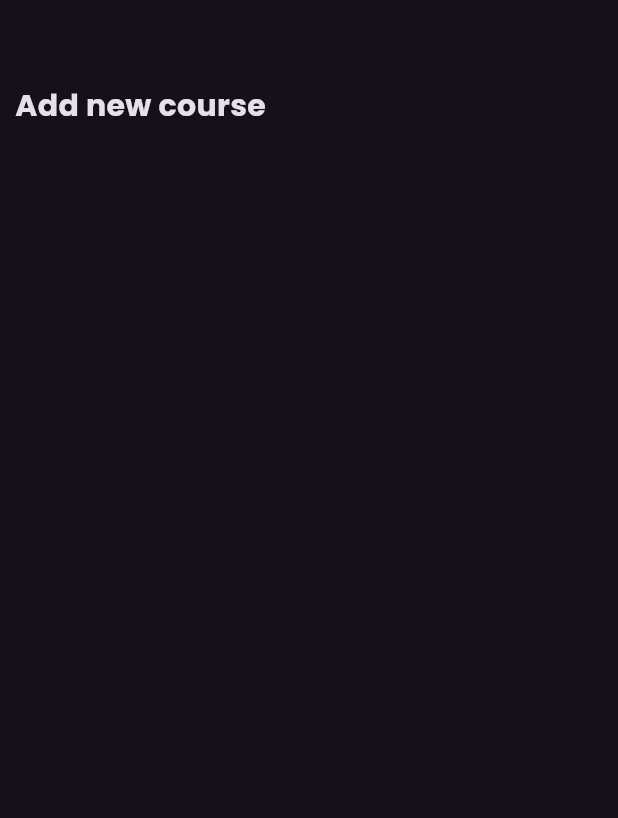
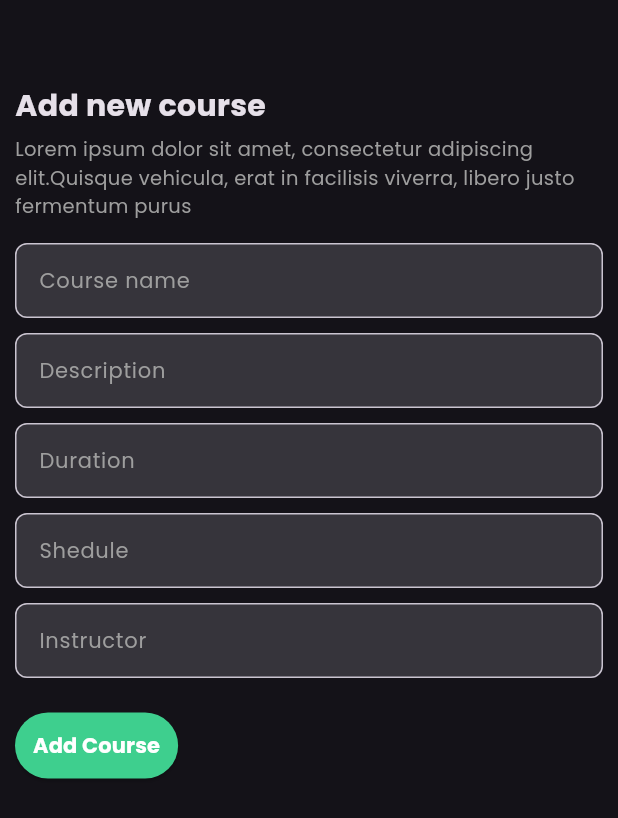
Before and after one commit to ThilinaMadhusanka/study-planner-new, a Flutter app: the AddNewCourse screen opened by its route, on a phone screen of 412 x 824 dp. Shown: the top 818 px of the screen. Run offline on Flutter 3.47's test engine with Material 3 defaults, Android fonts, the phone set to English and light mode, and no system bars; our stand-ins replace firebase_core, go_router, google_fonts; accounts and stored records are empty.

Commit message:
update add new page

```diff
--- a/lib/pages/add_new_course.dart
+++ b/lib/pages/add_new_course.dart
@@ -1,4 +1,6 @@
 import 'package:flutter/material.dart';
+import 'package:study_planner_new/constants/colors.dart';
+import 'package:study_planner_new/widgets/custum_input.dart';
 
 class AddNewCourse extends StatelessWidget {
   AddNewCourse({super.key});
@@ -38,6 +40,67 @@ class AddNewCourse extends StatelessWidget {
                 SizedBox(
                   height: 5,
                 ),
+                Text(
+                  "Lorem ipsum dolor sit amet, consectetur adipiscing elit.Quisque vehicula, erat in facilisis viverra, libero justo fermentum purus",
+                  style: TextStyle(
+                    fontSize: 13,
+                    color: Colors.grey,
+                  ),
+                ),
+                SizedBox(
+                  height: 10,
+                ),
+                CustumInput(
+                  lableText: "Course name",
+                  controller: TextEditingController(),
+                  //validator: (p0) {},
+                  //key: GlobalKey(),
+                ),
+                CustumInput(
+                  lableText: "Description",
+                  controller: TextEditingController(),
+                  //validator: (p0) {},
+                  //key: GlobalKey(),
+                ),
+                CustumInput(
+                  lableText: "Duration",
+                  controller: TextEditingController(),
+                  //validator: (p0) {},
+                  //key: GlobalKey(),
+                ),
+                CustumInput(
+                  lableText: "Shedule",
+                  controller: TextEditingController(),
+                  //validator: (p0) {},
+                  //key: GlobalKey(),
+                ),
+                CustumInput(
+                  lableText: "Instructor",
+                  controller: TextEditingController(),
+                  //validator: (p0) {},
+                  //key: GlobalKey(),
+                ),
+                SizedBox(
+                  height: 16,
+                ),
+                ElevatedButton(
+                  onPressed: () {},
+                  style: ElevatedButton.styleFrom(
+                    backgroundColor: primaryColor,
+                    padding: EdgeInsets.symmetric(
+                      horizontal: 12,
+                      vertical: 12,
+                    ),
+                  ),
+                  child: Text(
+                    "Add Course",
+                    style: TextStyle(
+                      backgroundColor: primaryColor,
+                      color: Colors.white,
+                      fontWeight: FontWeight.bold,
+                    ),
+                  ),
+                ),
               ],
             ),
           ),
```
